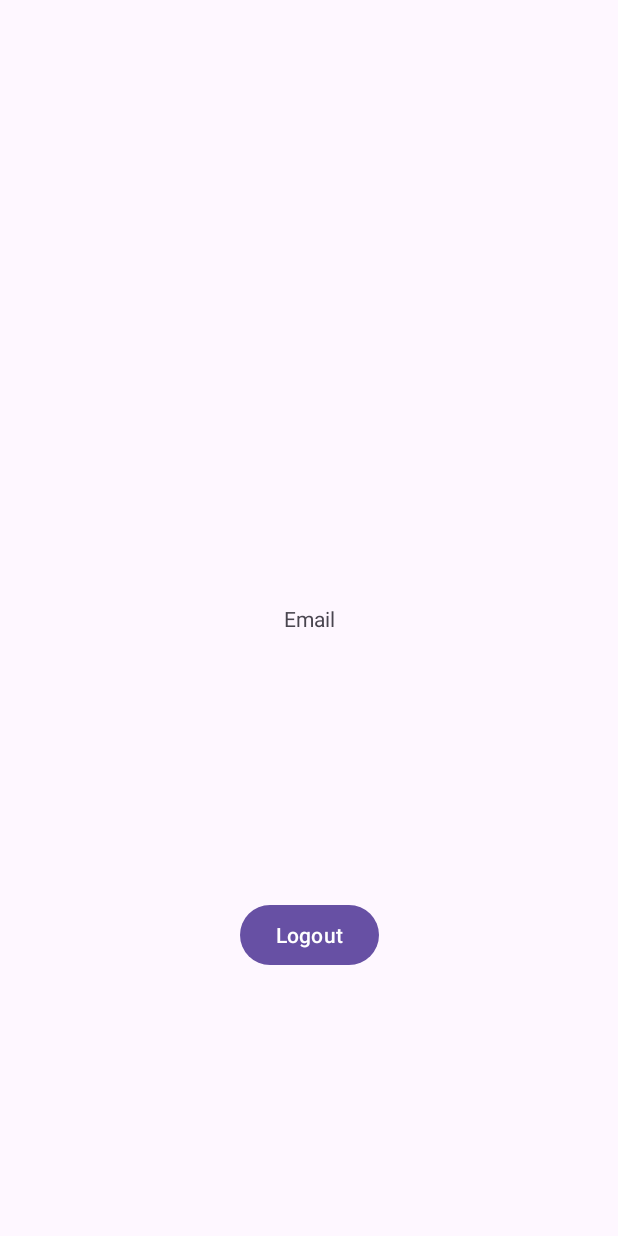
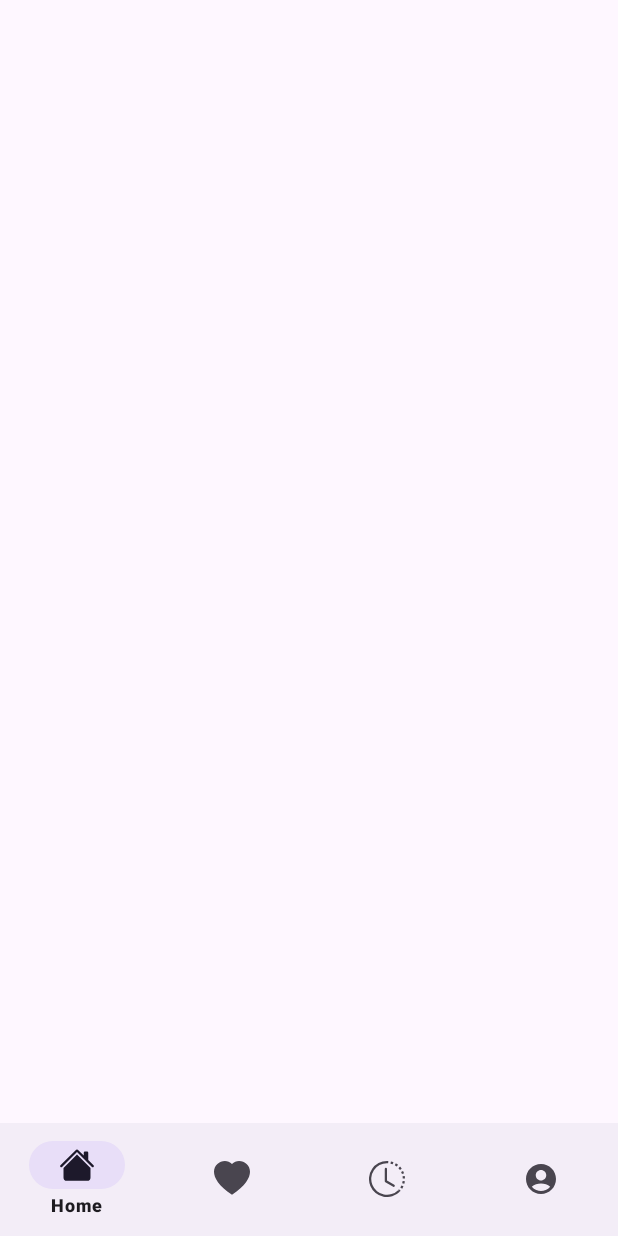
Before and after one commit to riyoMar/MTV-Tracker, an Android app: the layout activity_home.xml on its own in the app's theme, with its tools: preview values and no code run, on a phone screen of 412 x 824 dp. Run offline under Robolectric (Android 15) with nearby library versions, the phone set to English and light mode, and no system bars.

Commit message:
inlcude frame layout that is home, wishlist, history, and account settings

```diff
--- /dev/null
+++ b/app/src/main/res/drawable/account.xml
@@ -0,0 +1,5 @@
+<vector xmlns:android="http://schemas.android.com/apk/res/android" android:height="24dp" android:tint="#000000" android:viewportHeight="24" android:viewportWidth="24" android:width="24dp">
+
+    <path android:fillColor="@android:color/white" android:pathData="M12,2C6.48,2 2,6.48 2,12s4.48,10 10,10s10,-4.48 10,-10S17.52,2 12,2zM12,6c1.93,0 3.5,1.57 3.5,3.5S13.93,13 12,13s-3.5,-1.57 -3.5,-3.5S10.07,6 12,6zM12,20c-2.03,0 -4.43,-0.82 -6.14,-2.88C7.55,15.8 9.68,15 12,15s4.45,0.8 6.14,2.12C16.43,19.18 14.03,20 12,20z"/>
+
+</vector>
--- /dev/null
+++ b/app/src/main/res/drawable/clock_history.xml
@@ -0,0 +1,9 @@
+<vector xmlns:android="http://schemas.android.com/apk/res/android" android:height="24dp" android:viewportHeight="16" android:viewportWidth="16" android:width="24dp">
+
+    <path android:fillColor="@android:color/black" android:pathData="M8.515,1.019A7,7 0,0 0,8 1L8,0a8,8 0,0 1,0.589 0.022zM10.519,1.469a7,7 0,0 0,-0.985 -0.299l0.219,-0.976q0.576,0.129 1.126,0.342zM11.889,2.179a7,7 0,0 0,-0.439 -0.27l0.493,-0.87a8,8 0,0 1,0.979 0.654l-0.615,0.789a7,7 0,0 0,-0.418 -0.302zM13.723,3.969a7,7 0,0 0,-0.653 -0.796l0.724,-0.69q0.406,0.429 0.747,0.91zM14.467,5.321a7,7 0,0 0,-0.214 -0.468l0.893,-0.45a8,8 0,0 1,0.45 1.088l-0.95,0.313a7,7 0,0 0,-0.179 -0.483m0.53,2.507a7,7 0,0 0,-0.1 -1.025l0.985,-0.17q0.1,0.58 0.116,1.17zM14.866,9.366q0.05,-0.254 0.081,-0.51l0.993,0.123a8,8 0,0 1,-0.23 1.155l-0.964,-0.267q0.069,-0.247 0.12,-0.501m-0.952,2.379q0.276,-0.436 0.486,-0.908l0.914,0.405q-0.24,0.54 -0.555,1.038zM12.95,12.95q0.183,-0.183 0.35,-0.378l0.758,0.653a8,8 0,0 1,-0.401 0.432z"/>
+
+    <path android:fillColor="@android:color/black" android:pathData="M8,1a7,7 0,1 0,4.95 11.95l0.707,0.707A8.001,8.001 0,1 1,8 0z"/>
+
+    <path android:fillColor="@android:color/black" android:pathData="M7.5,3a0.5,0.5 0,0 1,0.5 0.5v5.21l3.248,1.856a0.5,0.5 0,0 1,-0.496 0.868l-3.5,-2A0.5,0.5 0,0 1,7 9V3.5a0.5,0.5 0,0 1,0.5 -0.5"/>
+
+</vector>
--- /dev/null
+++ b/app/src/main/res/drawable/heart_fill.xml
@@ -0,0 +1,5 @@
+<vector xmlns:android="http://schemas.android.com/apk/res/android" android:height="24dp" android:viewportHeight="16" android:viewportWidth="16" android:width="24dp">
+
+    <path android:fillColor="@android:color/black" android:fillType="evenOdd" android:pathData="M8,1.314C12.438,-3.248 23.534,4.735 8,15 -7.534,4.736 3.562,-3.248 8,1.314"/>
+
+</vector>
--- /dev/null
+++ b/app/src/main/res/drawable/house_fill.xml
@@ -0,0 +1,7 @@
+<vector xmlns:android="http://schemas.android.com/apk/res/android" android:height="24dp" android:viewportHeight="16" android:viewportWidth="16" android:width="24dp">
+
+    <path android:fillColor="@android:color/black" android:pathData="M8.707,1.5a1,1 0,0 0,-1.414 0L0.646,8.146a0.5,0.5 0,0 0,0.708 0.708L8,2.207l6.646,6.647a0.5,0.5 0,0 0,0.708 -0.708L13,5.793V2.5a0.5,0.5 0,0 0,-0.5 -0.5h-1a0.5,0.5 0,0 0,-0.5 0.5v1.293z"/>
+
+    <path android:fillColor="@android:color/black" android:pathData="m8,3.293 l6,6V13.5a1.5,1.5 0,0 1,-1.5 1.5h-9A1.5,1.5 0,0 1,2 13.5V9.293z"/>
+
+</vector>
--- a/app/src/main/res/layout/activity_home.xml
+++ b/app/src/main/res/layout/activity_home.xml
@@ -7,24 +7,45 @@
     android:layout_height="match_parent"
     tools:context=".HomeActivity">
 
-    <TextView
-        android:id="@+id/txt_email"
-        android:layout_width="wrap_content"
-        android:layout_height="wrap_content"
+    <FrameLayout
+        android:id="@+id/frg_home"
+        android:layout_width="match_parent"
+        android:layout_height="0dp"
+        app:layout_constraintBottom_toTopOf="@+id/bottom_nav_view"
+        app:layout_constraintStart_toStartOf="parent"
+        app:layout_constraintEnd_toEndOf="parent"
         app:layout_constraintTop_toTopOf="parent"
+        app:layout_constraintHorizontal_bias="0.5" />
+
+    <com.google.android.material.bottomnavigation.BottomNavigationView
+        android:id="@+id/bottom_nav_view"
+        android:layout_width="match_parent"
+        android:layout_height="75dp"
         app:layout_constraintBottom_toBottomOf="parent"
         app:layout_constraintStart_toStartOf="parent"
         app:layout_constraintEnd_toEndOf="parent"
-        android:text="Email" />
+        app:layout_constraintHorizontal_bias="0.5"
+        app:menu="@menu/bottom_nav_menu" />
 
-    <Button
-        android:id="@+id/btn_logout"
-        android:layout_width="wrap_content"
-        android:layout_height="wrap_content"
-        app:layout_constraintTop_toBottomOf="@+id/txt_email"
-        app:layout_constraintStart_toStartOf="parent"
-        app:layout_constraintEnd_toEndOf="parent"
-        app:layout_constraintBottom_toBottomOf="parent"
-        android:text="Logout"/>
+
+<!--    <TextView-->
+<!--        android:id="@+id/txt_email"-->
+<!--        android:layout_width="wrap_content"-->
+<!--        android:layout_height="wrap_content"-->
+<!--        app:layout_constraintTop_toTopOf="parent"-->
+<!--        app:layout_constraintBottom_toBottomOf="parent"-->
+<!--        app:layout_constraintStart_toStartOf="parent"-->
+<!--        app:layout_constraintEnd_toEndOf="parent"-->
+<!--        android:text="Email" />-->
+
+<!--    <Button-->
+<!--        android:id="@+id/btn_logout"-->
+<!--        android:layout_width="wrap_content"-->
+<!--        android:layout_height="wrap_content"-->
+<!--        app:layout_constraintTop_toBottomOf="@+id/txt_email"-->
+<!--        app:layout_constraintStart_toStartOf="parent"-->
+<!--        app:layout_constraintEnd_toEndOf="parent"-->
+<!--        app:layout_constraintBottom_toBottomOf="parent"-->
+<!--        android:text="Logout"/>-->
 
 </androidx.constraintlayout.widget.ConstraintLayout>
--- /dev/null
+++ b/app/src/main/res/menu/bottom_nav_menu.xml
@@ -0,0 +1,19 @@
+<?xml version="1.0" encoding="utf-8"?>
+<menu xmlns:android="http://schemas.android.com/apk/res/android">
+    <item
+        android:id="@+id/home"
+        android:title="Home"
+        android:icon="@drawable/house_fill" />
+    <item
+        android:id="@+id/wishlist"
+        android:title="Wishlist"
+        android:icon="@drawable/heart_fill" />
+    <item
+        android:id="@+id/history"
+        android:title="History"
+        android:icon="@drawable/clock_history" />
+    <item
+        android:id="@+id/account_settings"
+        android:title="Account"
+        android:icon="@drawable/account"/>
+</menu>
--- a/app/src/main/res/values-night/themes.xml
+++ b/app/src/main/res/values-night/themes.xml
@@ -1,6 +1,8 @@
 <resources xmlns:tools="http://schemas.android.com/tools">
     <!-- Base application theme. -->
-    <style name="Base.Theme.MTVTracker" parent="Theme.Material3.DayNight.NoActionBar">
+<!--    <style name="Base.Theme.MTVTracker" parent="Theme.MaterialComponents.Light.DarkActionBar">-->
+    <style name="Base.Theme.MTVTracker" parent="Theme.Material3.DayNight">
+<!--    <style name="Base.Theme.MTVTracker" parent="Theme.Material3.DayNight.NoActionBar">-->
         <!-- Customize your dark theme here. -->
         <!-- <item name="colorPrimary">@color/my_dark_primary</item> -->
     </style>
--- a/app/src/main/res/values/strings.xml
+++ b/app/src/main/res/values/strings.xml
@@ -1,3 +1,5 @@
 <resources>
     <string name="app_name">MTV Tracker</string>
+    <!-- TODO: Remove or change this placeholder text -->
+    <string name="hello_blank_fragment">Hello blank fragment</string>
 </resources>
--- a/app/src/main/res/values/themes.xml
+++ b/app/src/main/res/values/themes.xml
@@ -1,6 +1,7 @@
 <resources xmlns:tools="http://schemas.android.com/tools">
     <!-- Base application theme. -->
-    <style name="Base.Theme.MTVTracker" parent="Theme.Material3.DayNight.NoActionBar">
+<!--    <style name="Base.Theme.MTVTracker" parent="Theme.MaterialComponents.Light.DarkActionBar">-->
+    <style name="Base.Theme.MTVTracker" parent="Theme.Material3.DayNight">
         <!-- Customize your light theme here. -->
         <!-- <item name="colorPrimary">@color/my_light_primary</item> -->
     </style>
```
Also changed, not shown: app/src/main/java/com/riyo_juan/mtvtracker/AccountFragment.java (added, +124 -0 lines), app/src/main/java/com/riyo_juan/mtvtracker/HistoryFragment.java (added, +64 -0 lines), app/src/main/java/com/riyo_juan/mtvtracker/HomeActivity.java (+43 -27 lines), app/src/main/java/com/riyo_juan/mtvtracker/HomeFragment.java (added, +64 -0 lines), app/src/main/java/com/riyo_juan/mtvtracker/WishlistFragment.java (added, +64 -0 lines), app/src/main/res/layout/fragment_account.xml (added, +38 -0 lines), app/src/main/res/layout/fragment_history.xml (added, +16 -0 lines), app/src/main/res/layout/fragment_home.xml (added, +16 -0 lines), app/src/main/res/layout/fragment_wishlist.xml (added, +16 -0 lines).
